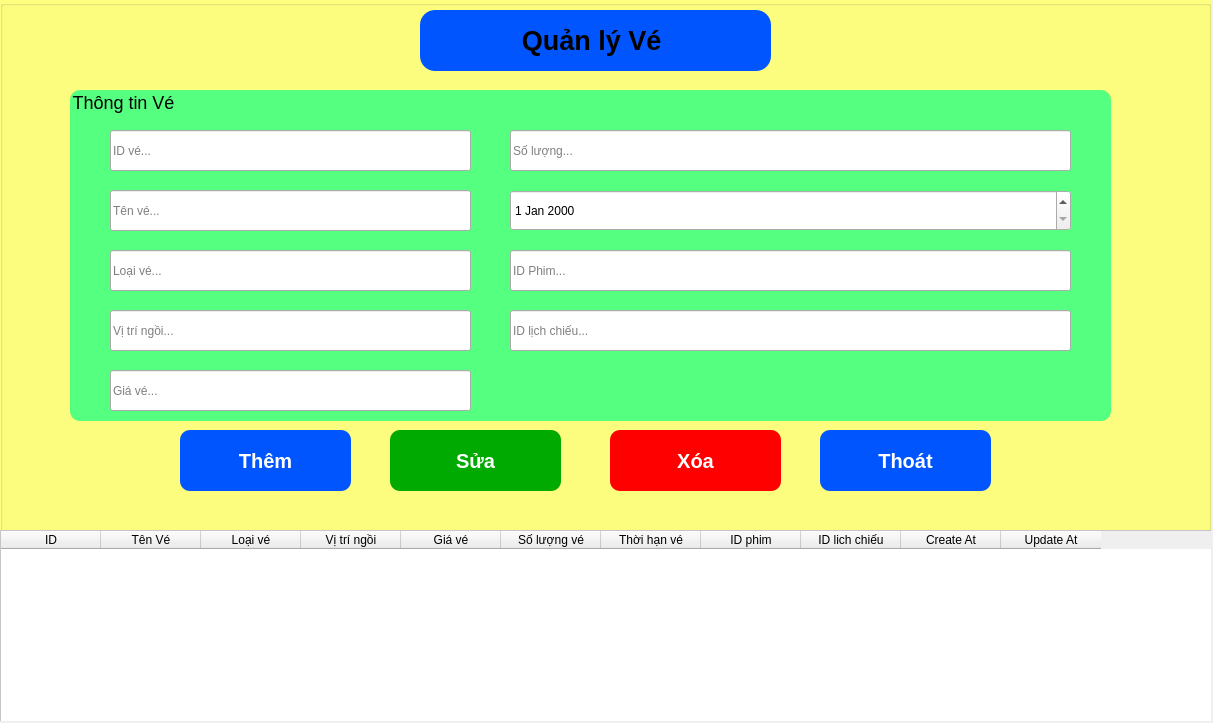
Old version of the form QuanLyVe.ui in the repository XuanManh9999/Python.
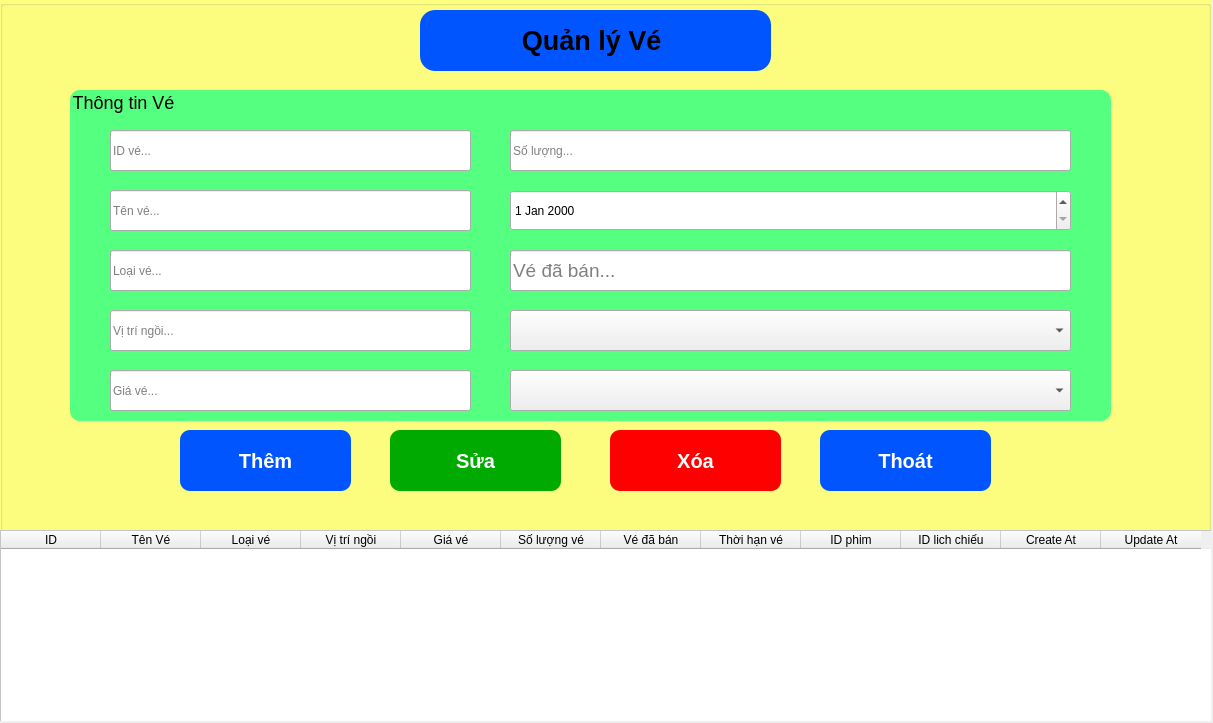
New version of the form.

Patch:
```diff
--- a/QuanLyVe.ui
+++ b/QuanLyVe.ui
@@ -178,38 +178,6 @@
        <string>Số lượng...</string>
       </property>
      </widget>
-     <widget class="QLineEdit" name="txtIDPhim">
-      <property name="geometry">
-       <rect>
-        <x>440</x>
-        <y>160</y>
-        <width>561</width>
-        <height>41</height>
-       </rect>
-      </property>
-      <property name="styleSheet">
-       <string notr="true">font: 14pt &quot;MS Shell Dlg 2&quot;;</string>
-      </property>
-      <property name="placeholderText">
-       <string>ID Phim...</string>
-      </property>
-     </widget>
-     <widget class="QLineEdit" name="txtIDLichChieu">
-      <property name="geometry">
-       <rect>
-        <x>440</x>
-        <y>220</y>
-        <width>561</width>
-        <height>41</height>
-       </rect>
-      </property>
-      <property name="styleSheet">
-       <string notr="true">font: 14pt &quot;MS Shell Dlg 2&quot;;</string>
-      </property>
-      <property name="placeholderText">
-       <string>ID lịch chiếu...</string>
-      </property>
-     </widget>
      <widget class="QDateEdit" name="dateThoiHanVe">
       <property name="geometry">
        <rect>
@@ -223,6 +191,44 @@
        <string notr="true">font: 14pt &quot;MS Shell Dlg 2&quot;;</string>
       </property>
      </widget>
+     <widget class="QComboBox" name="cbPhim">
+      <property name="geometry">
+       <rect>
+        <x>440</x>
+        <y>220</y>
+        <width>561</width>
+        <height>41</height>
+       </rect>
+      </property>
+     </widget>
+     <widget class="QComboBox" name="cbLichChieu">
+      <property name="geometry">
+       <rect>
+        <x>440</x>
+        <y>280</y>
+        <width>561</width>
+        <height>41</height>
+       </rect>
+      </property>
+     </widget>
+     <widget class="QLineEdit" name="txtDaBan">
+      <property name="geometry">
+       <rect>
+        <x>440</x>
+        <y>160</y>
+        <width>561</width>
+        <height>41</height>
+       </rect>
+      </property>
+      <property name="font">
+       <font>
+        <pointsize>14</pointsize>
+       </font>
+      </property>
+      <property name="placeholderText">
+       <string>Vé đã bán...</string>
+      </property>
+     </widget>
     </widget>
     <widget class="QPushButton" name="btnThemv">
      <property name="geometry">
@@ -377,6 +383,11 @@
        <string>Số lượng vé</string>
       </property>
      </column>
+     <column>
+      <property name="text">
+       <string>Vé đã bán</string>
+      </property>
+     </column>
      <column>
       <property name="text">
        <string>Thời hạn vé</string>
```
Left out of the diff: 3 changed lines with no effect on the pictures.
